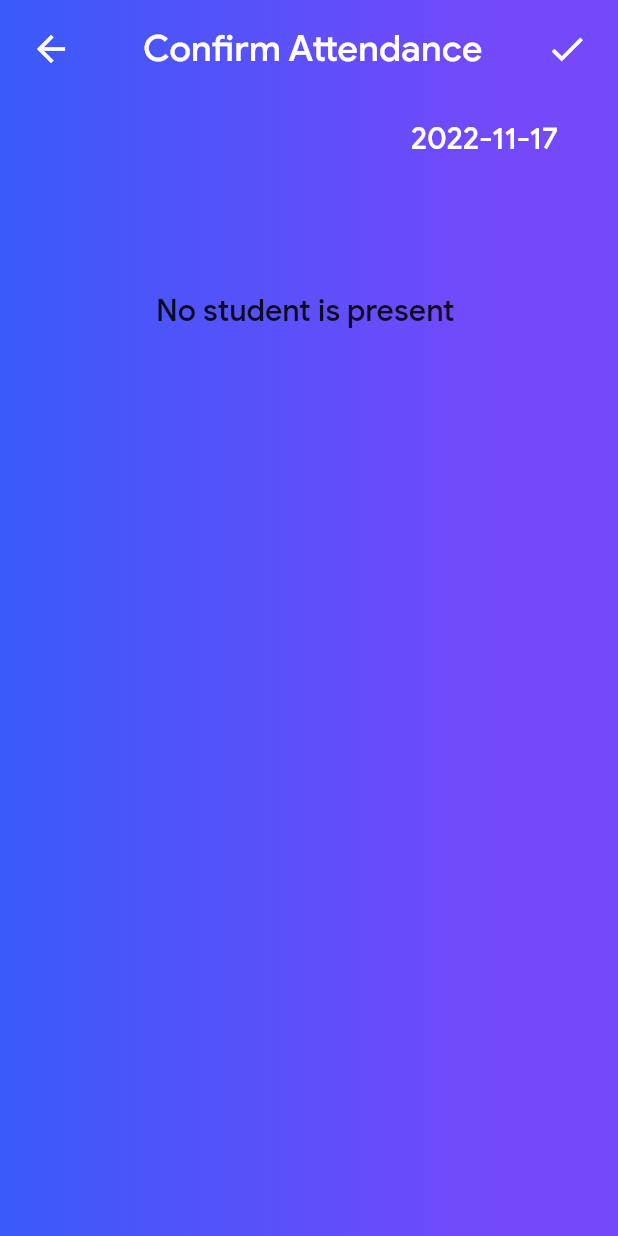
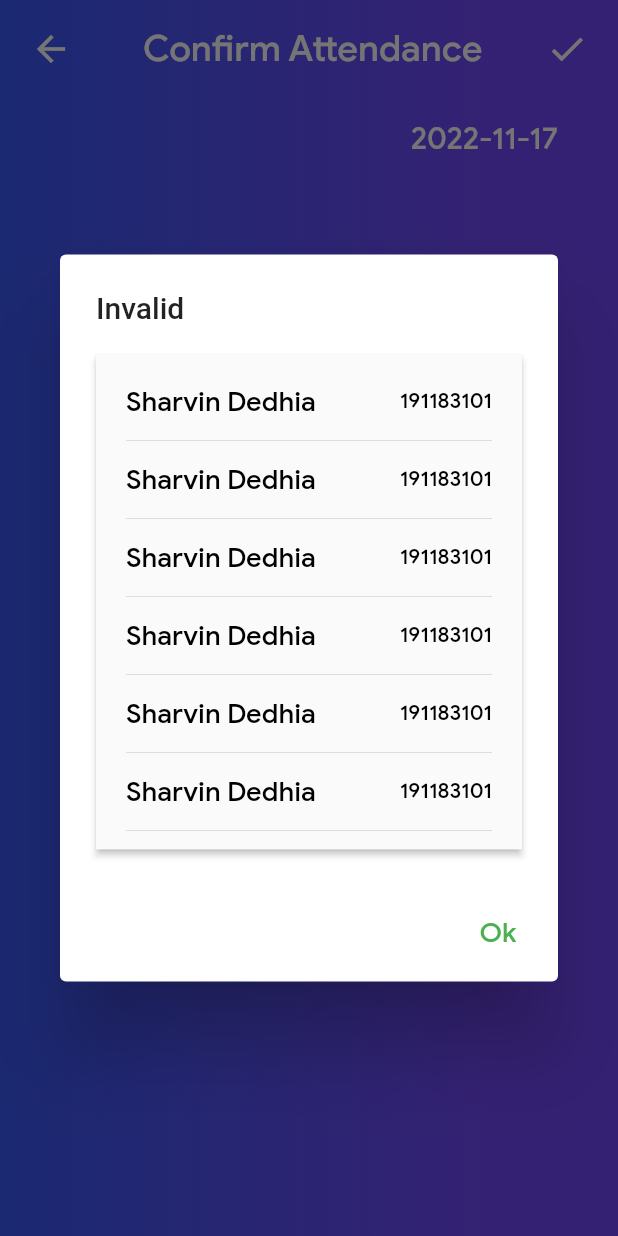
Before and after one commit to sharvin18/attendance-app, a Flutter app: the CamScan screen opened directly, after a tap on the "arrow forward ios" icon, on a phone screen of 412 x 824 dp. Run offline on Flutter 3.47's test engine with Material 2 defaults, Android fonts, the phone set to English and light mode, and no system bars; our stand-ins replace camera, cloud_firestore, firebase_auth, firebase_core, flutter_spinkit, google_sign_in and 1 more; missing offline and left inert: footer, google_ml_kit, gradient_text; accounts and stored records are empty; project files that could hold a hidden picture were left out.

Commit message:
fix: invalid dialog and camera preview

```diff
--- a/lib/Screens/camScan.dart
+++ b/lib/Screens/camScan.dart
@@ -1,3 +1,4 @@
+import 'package:flutter/services.dart';
 import 'package:marku/Authentication/dbdata.dart';
 import 'package:marku/Helpers/utils.dart';
 import 'package:marku/Helpers/widgets.dart';
@@ -122,6 +123,10 @@ class _CamScanState extends State<CamScan> {
     super.initState();
     storeDate = getTodaysDate();
     displayDate = formatDateDMY(storeDate);
+    SystemChrome.setPreferredOrientations([
+      DeviceOrientation.portraitUp,
+      DeviceOrientation.portraitDown,
+    ]);
     _controller = CameraController(cameras[0], ResolutionPreset.medium);
     _controller.initialize().then((_) {
       if (!mounted) {
@@ -129,13 +134,17 @@ class _CamScanState extends State<CamScan> {
       }
       setState(() {});
     });
+    _controller.lockCaptureOrientation();
     timer = Timer.periodic(const Duration(seconds: 3), (Timer t) => scan());
   }
 
   @override
   void dispose() {
     _controller.dispose();
-    // timer.cancel();
+    SystemChrome.setPreferredOrientations([
+      DeviceOrientation.portraitUp,
+      DeviceOrientation.portraitDown,
+    ]);
     super.dispose();
   }
 
@@ -183,13 +192,31 @@ class _CamScanState extends State<CamScan> {
   Widget build(BuildContext context) {
     var height = MediaQuery.of(context).size.height;
     var width = MediaQuery.of(context).size.width;
+    final size = MediaQuery.of(context).size;
+    final deviceRatio = width / height;
+    var isPortrait = MediaQuery.of(context).orientation == Orientation.portrait;
     final GlobalKey<ScaffoldState> _scaffoldKey = GlobalKey<ScaffoldState>();
     return Scaffold(
       key: _scaffoldKey,
       body: _loading == true? Loading("Organizing data") : _controller.value.isInitialized
           ? Stack(
         children: <Widget>[
-          CameraPreview(_controller),
+          SizedBox(
+            width: size.width,
+            height: size.height,
+            child: FittedBox(
+              fit: BoxFit.cover,
+              child: SizedBox(
+                  width: isPortrait
+                      ? _controller!.value.previewSize!.height
+                      : _controller!.value.previewSize!.width,
+                  height: isPortrait
+                      ? _controller!.value.previewSize!.width
+                      : _controller!.value.previewSize!.height,
+                  child: CameraPreview(_controller!)),
+            ),
+          ),
+          // CameraPreview(_controller),
           Align(
             alignment: Alignment.bottomCenter,
             child: Container(
@@ -239,6 +266,17 @@ class _CamScanState extends State<CamScan> {
                         temp.add("191183101");
                         temp.add("Sharvin Dedhia");
                         invalidIds.add(temp);
+                        invalidIds.add(temp);
+                        invalidIds.add(temp);
+                        invalidIds.add(temp);
+                        invalidIds.add(temp);
+                        invalidIds.add(temp);invalidIds.add(temp);
+                        invalidIds.add(temp);
+                        invalidIds.add(temp);
+                        invalidIds.add(temp);
+                        invalidIds.add(temp);
+                        invalidIds.add(temp);
+
                         // setState(() {
                         //   _loading = false;
                         // });
@@ -260,7 +298,7 @@ class _CamScanState extends State<CamScan> {
             ),
           ),
           _load ? Container(
-            height: height,
+            height: height*0.6,
             width: width,
             color: Colors.transparent,
             child: Center(
@@ -271,7 +309,7 @@ class _CamScanState extends State<CamScan> {
             ),
           ) : Container(),
           tick ? Container(
-            height: height,
+            height: height*0.6,
             width: width,
             color: Colors.transparent,
             child: Center(
@@ -286,7 +324,7 @@ class _CamScanState extends State<CamScan> {
               ),
             ),
           ): cross? Container(
-            height: height,
+            height: height*0.6,
             width: width,
             color: Colors.transparent,
             child: Center(
--- a/lib/Screens/confirmAttendance.dart
+++ b/lib/Screens/confirmAttendance.dart
@@ -42,12 +42,13 @@ class _ConfirmAttendanceState extends State<ConfirmAttendance> {
     duration: const Duration(seconds: 2),
   );
 
-  displayInvalidIds(BuildContext context, List data) {
-
+  displayInvalidIds(BuildContext context, List<List> data) {
+    print("DATA: " +data.toString());
     var h = MediaQuery.of(context).size.height;
+    var w = MediaQuery.of(context).size.width;
     // set up the buttons
     Widget okButton = TextButton(
-      child: Text(
+      child: const Text(
         "Ok",
         style: TextStyle(
           fontFamily: "Medium",
@@ -56,68 +57,113 @@ class _ConfirmAttendanceState extends State<ConfirmAttendance> {
         ),
       ),
       onPressed:  () {
-        // Navigator.of(context).pop();
-        setState(() {
-          isInvalid = false;
-        });
+        Navigator.of(context).pop();
+        // setState(() {
+        //   isInvalid = false;
+        // });
       },
     );
 
     // set up the AlertDialog
-    // AlertDialog alert = AlertDialog(
-    //   title: Text("Invalid"),
-    //   content: Container(
-    //     height: h*0.6,
-    //     child: SingleChildScrollView(
-    //       child: ListView.separated(
-    //         physics: NeverScrollableScrollPhysics(),
-    //         shrinkWrap: true,
-    //         separatorBuilder: (BuildContext context, int index) =>
-    //             Divider(height: 30, color: dividerColor,),
-    //         scrollDirection: Axis.vertical,
-    //         itemCount: data.length,
-    //         itemBuilder: (BuildContext context, int index) {
-    //           return Padding(
-    //             padding: EdgeInsets.only(left: 20),
-    //             child: Row(
-    //               mainAxisAlignment: MainAxisAlignment.spaceBetween,
-    //               children: [
-    //                 Text(
-    //                   data[index][1],
-    //                   style: TextStyle(
-    //                     fontFamily: "Medium",
-    //                     fontSize: 14.0,
-    //                     color: themeColor == "dark"? Colors.black: Colors.white,
-    //                   ),
-    //                 ),
-    //                 Text(
-    //                   data[index][0],
-    //                   style: TextStyle(
-    //                     fontFamily: "Regular",
-    //                     fontSize: 12.0,
-    //                     color: themeColor == "dark"? Colors.black: Colors.white,
-    //                   ),
-    //                 ),
-    //               ],
-    //             ),
-    //           );
-    //         },
-    //       ),
-    //     ),
-    //   ),
-    //   actions:[
-    //     okButton
-    //   ],
-    // );
+    AlertDialog alertDia = AlertDialog(
+      // backgroundColor: Colors.grey[350],
+      title: const Text("Invalid"),
+      content: Material(
+        elevation: 2,
+        child: Container(
+          height: h*0.4,
+          width: w*0.8,
+          decoration: const BoxDecoration(
+            borderRadius: BorderRadius.all(Radius.circular(10.0)),
+            // color:bgColor,
+          ),
+          child: SingleChildScrollView(
+            scrollDirection: Axis.vertical,
+            child: ListView.separated(
+              padding: const EdgeInsets.all(20),
+              physics: const NeverScrollableScrollPhysics(),
+              shrinkWrap: true,
+              separatorBuilder: (BuildContext context, int index) =>
+                  Divider(height: 30, color: dividerColor,),
+              scrollDirection: Axis.vertical,
+              itemCount: data.length,
+              itemBuilder: (context, index) {
+               return Row(
+                 mainAxisAlignment: MainAxisAlignment.spaceBetween,
+                 children: [
+                   Text(
+                       data[0][1],
+                       style: TextStyle(
+                         fontFamily: "Medium",
+                         fontSize: 18.0,
+                         color: themeColor == "dark"? Colors.white: Colors.black,
+                       ),
+                   ),
+                   Text(
+                     data[0][0],
+                     style: TextStyle(
+                       fontFamily: "Medium",
+                       fontSize: 14.0,
+                       color: themeColor == "dark"? Colors.white: Colors.black,
+                     ),
+                   ),
+                 ],
+               );
+              }
+            ),
+          ),
+        ),
+      ),
+      actions:[
+        okButton
+      ],
+    );
+    AlertDialog alert = AlertDialog(
+      title: const Text("Invalid"),
+      content: Material(
+        elevation: 20,
+        child: Container(
+          height: h*0.4,
+          child: SingleChildScrollView(
+            child: ListView.separated(
+              physics: const NeverScrollableScrollPhysics(),
+              shrinkWrap: true,
+              separatorBuilder: (BuildContext context, int index) =>
+                  Divider(height: 30, color: dividerColor,),
+              scrollDirection: Axis.vertical,
+              itemCount: data.length,
+              itemBuilder: (BuildContext context, int index) {
+                return Padding(
+                  padding: const EdgeInsets.only(left: 20),
+                  child: Row(
+                    mainAxisAlignment: MainAxisAlignment.spaceBetween,
+                    children: [
+                      Text(
+                        data[index][1],
+                        style: TextStyle(
+                          fontFamily: "Medium",
+                          fontSize: 14.0,
+                          color: themeColor == "dark"? Colors.black: Colors.white,
+                        ),
+                      ),
+                    ],
+                  ),
+                );
+              },
+            ),
+          ),
+        ),
+      ),
+      actions:[
+        okButton
+      ],
+    );
 
     // show the dialog
     return showDialog(
       context: context,
       builder: (context) {
-        return Container(
-          height: h,
-          color: Colors.black.withOpacity(0.5),
-        );
+        return alertDia;
       },
     );
   }
@@ -129,15 +175,15 @@ class _ConfirmAttendanceState extends State<ConfirmAttendance> {
     storeDate = getTodaysDate();
     displayDate = formatDateYMD(storeDate);
 
-    print("Invalid details: " + widget.invalidIds[0].toString());
+    print("Invalid details: " + widget.invalidIds.toString());
     setids();
-    if(widget.invalidIds.isNotEmpty){
-      print("Invalid details: " + widget.invalidIds.toString());
-      // displayInvalidIds(context, widget.invalidIds);
-      Future.delayed(const Duration(seconds: 1), () async {
-        isInvalid = true;
-      });
-    }
+    // if(widget.invalidIds.isNotEmpty){
+    //   print("Invalid details: " + widget.invalidIds.toString());
+    //   // displayInvalidIds(context, widget.invalidIds);
+    //   Future.delayed(const Duration(seconds: 1), () async {
+    //     isInvalid = true;
+    //   });
+    // }
 
   }
 
@@ -151,7 +197,10 @@ class _ConfirmAttendanceState extends State<ConfirmAttendance> {
   Widget build(BuildContext context) {
     var h = MediaQuery.of(context).size.height;
     var w = MediaQuery.of(context).size.width;
-
+    if(widget.invalidIds.isNotEmpty) {
+      print("displaying invalids");
+      Future.delayed(Duration.zero, () => displayInvalidIds(context, widget.invalidIds));
+    }
     return _loading ? Loading("Saving Attendance ...") :
     WillPopScope(
       onWillPop: () async => false,
@@ -201,7 +250,7 @@ class _ConfirmAttendanceState extends State<ConfirmAttendance> {
                                     onPressed: () async {
                                       if(widget.attendance.isNotEmpty){
                                         setState(()=> _loading = true);
-                                        // await markAttendance(widget.attendance, storeDate);
+                                        await markAttendance(widget.attendance, storeDate);
                                         Navigator.pushAndRemoveUntil(
                                             context,
                                             MaterialPageRoute(builder: (context)=>Home()),
@@ -363,7 +412,7 @@ class _ConfirmAttendanceState extends State<ConfirmAttendance> {
                 ],
               ),
             ),
-            isInvalid? displayInvalidIds(context, widget.invalidIds): Container()
+            // isInvalid? displayInvalidIds(context, widget.invalidIds): Container()
           ],
         ),
       ),
```
